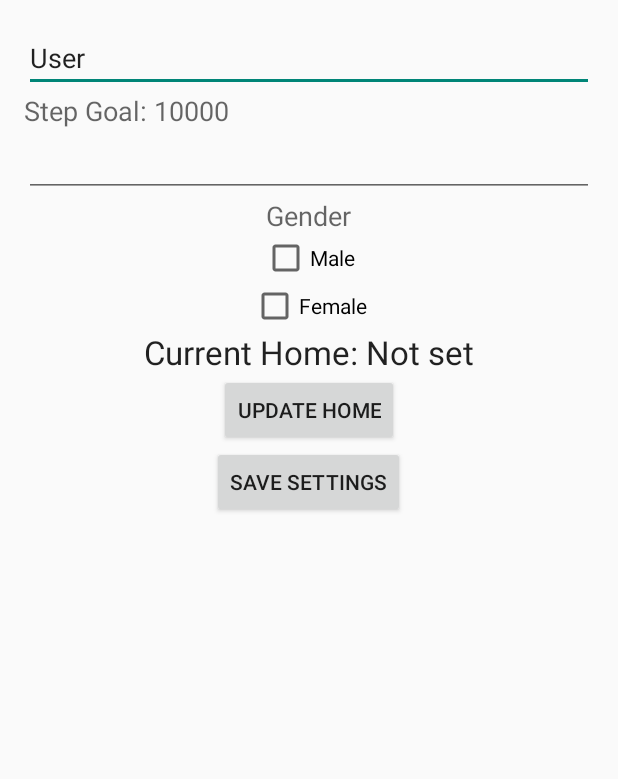
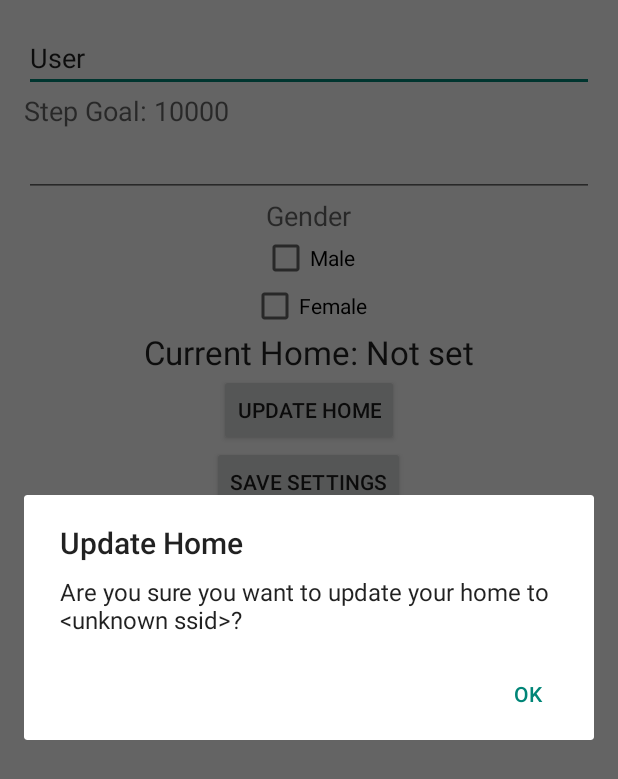
Before and after one commit to jdurbanek/NewWorld, an Android app: the MySettings screen opened directly, with no data from a screen before it, after a tap on "UPDATE HOME", on a phone screen of 412 x 824 dp. Shown: the top 779 px of the screen. Run offline under Robolectric (Android 15) with nearby library versions, the phone set to English and light mode, and no system bars.

Commit message:
Home can be set only if at a new wifi. Asks user to ensure it is desired.

```diff
--- a/app/src/main/java/project/mobile/newworld/MainActivity.java
+++ b/app/src/main/java/project/mobile/newworld/MainActivity.java
@@ -23,10 +23,11 @@ public class MainActivity extends AppCompatActivity {
 
         SharedPreferences settings = getSharedPreferences("BaseInfo", 0);
         int baseLevel = settings.getInt("Base Level", 1);
+        String mac = settings.getString("MAC", "");
      //   Toast toast = Toast.makeText(getApplicationContext(), "My Base level: " + baseLevel, Toast.LENGTH_LONG);
       //  toast.show();
 
-        BroadcastReceiver br = new WifiBroadcastReceiver(getApplicationContext());
+        BroadcastReceiver br = new WifiBroadcastReceiver(getApplicationContext(), mac);
         IntentFilter intentFilter = new IntentFilter();
         intentFilter.addAction(WifiManager.SUPPLICANT_STATE_CHANGED_ACTION);
         getApplicationContext().registerReceiver(br, intentFilter);
--- a/app/src/main/java/project/mobile/newworld/MySettings.java
+++ b/app/src/main/java/project/mobile/newworld/MySettings.java
@@ -1,6 +1,8 @@
 package project.mobile.newworld;
 
+import android.app.AlertDialog;
 import android.content.Context;
+import android.content.DialogInterface;
 import android.content.SharedPreferences;
 import android.net.wifi.WifiInfo;
 import android.net.wifi.WifiManager;
@@ -26,7 +28,7 @@ public class MySettings extends AppCompatActivity {
     private Button updateWifi;
     private int myGoal = 10000;
     private String setHome = "Not set";
-
+    private String myMAC = "";
     @Override
     protected void onCreate(Bundle savedInstanceState) {
         super.onCreate(savedInstanceState);
@@ -45,7 +47,7 @@ public class MySettings extends AppCompatActivity {
         boolean amFemale = settings.getBoolean("Female", false);
         String myName = settings.getString("Name", "User");
         int stepG = settings.getInt("Goal", 10000);
-        String myWifi = settings.getString("Wifi", setHome);
+        setHome = settings.getString("Wifi", setHome);
 
         male.setChecked(amMale);
         female.setChecked(amFemale);
@@ -57,7 +59,7 @@ public class MySettings extends AppCompatActivity {
         name.setText(myName);
         goalLabel.setText("Step Goal: " + stepG);
         myGoal = stepG;
-        currentHome.setText("Current Home: " +  myWifi);
+        currentHome.setText("Current Home: " +  setHome);
     }
 
     public void saveSettings(View view){
@@ -84,7 +86,26 @@ public class MySettings extends AppCompatActivity {
         WifiManager wifiManager =
                 (WifiManager) getApplicationContext().getSystemService(Context.WIFI_SERVICE);
         WifiInfo wifi = wifiManager.getConnectionInfo();
-        setHome = wifi.getSSID();
+        final String checkHome = wifi.getSSID();
+        if(!checkHome.equals(setHome)){
+            myMAC = wifi.getBSSID();
+            AlertDialog.Builder dlgAlert  = new AlertDialog.Builder(this);
+            dlgAlert.setMessage("Are you sure you want to update your home to " + checkHome + "?");
+            dlgAlert.setTitle("Update Home");
+            dlgAlert.setPositiveButton("Ok",
+                    new DialogInterface.OnClickListener() {
+                        public void onClick(DialogInterface dialog, int which) {
+                            //dismiss the dialog
+                            setHome = checkHome;
+                            currentHome.setText("Current Home: " + setHome);
+                        }
+                    });
+            dlgAlert.setCancelable(true);
+            dlgAlert.create().show();
+        }else{
+            Toast toast = Toast.makeText(getApplicationContext(), "You are already at Home!!", Toast.LENGTH_LONG);
+            toast.show();
+        }
     }
 
     @Override
@@ -105,6 +126,7 @@ public class MySettings extends AppCompatActivity {
         editor.putBoolean("Male", male.isChecked());
         editor.putBoolean("Female", female.isChecked());
         editor.putString("Wifi", setHome);
+        editor.putString("MAC", myMAC);
         editor.commit();
     }
 }
--- a/app/src/main/java/project/mobile/newworld/WifiBroadcastReceiver.java
+++ b/app/src/main/java/project/mobile/newworld/WifiBroadcastReceiver.java
@@ -14,9 +14,11 @@ import android.widget.Toast;
 public class WifiBroadcastReceiver extends BroadcastReceiver {
 
     private Context context;
+    private String myMAC;
 
-    public WifiBroadcastReceiver(Context c){
+    public WifiBroadcastReceiver(Context c, String mac){
         this.context = c;
+        this.myMAC = mac;
     }
     @Override
     public void onReceive(Context context, Intent intent) {
@@ -42,7 +44,7 @@ public class WifiBroadcastReceiver extends BroadcastReceiver {
     private boolean checkConnectedToDesiredWifi() {
         boolean connected = false;
         //set to the desired wifi mac address.
-        String desiredMacAddress = "00:24:6c:ce:9c:81";
+        String desiredMacAddress = myMAC;
 
         WifiManager wifiManager =
                 (WifiManager) context.getSystemService(Context.WIFI_SERVICE);
--- a/app/src/main/res/layout/activity_my_settings.xml
+++ b/app/src/main/res/layout/activity_my_settings.xml
@@ -70,7 +70,7 @@
         android:text="Update Home"
         android:id="@+id/updateHome"
         android:layout_gravity="center_horizontal"
-        android:onClick = "updateMyHome"/>
+        android:onClick = "updateMyWifi"/>
 
     <Button
         android:layout_width="wrap_content"
```
